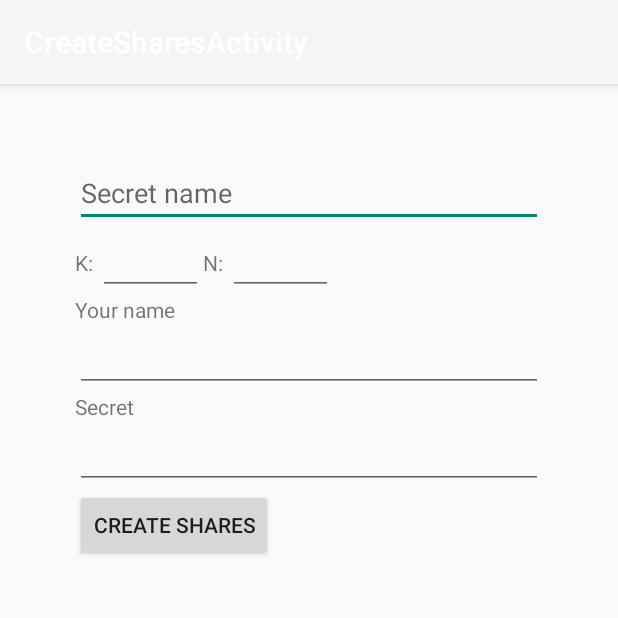
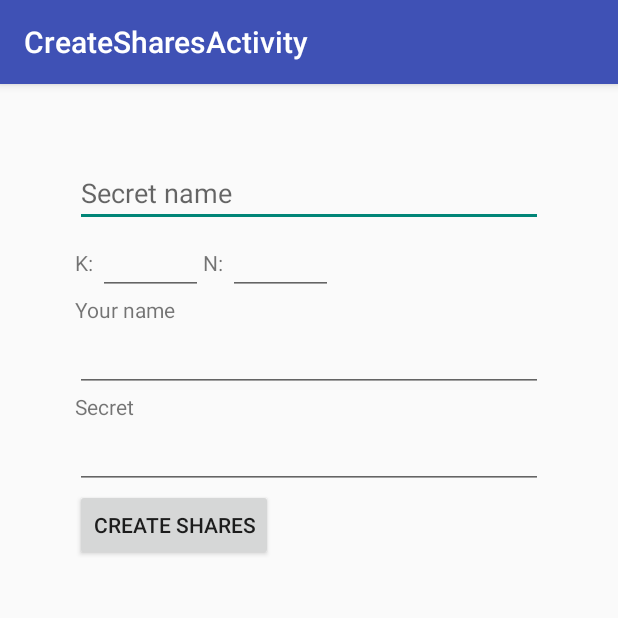
Before and after one commit to b-czaszynski/thresholdBC, an Android app: the CreateSharesActivity screen opened directly, with no data from a screen before it, on a phone screen of 412 x 824 dp, the top half of it. Run offline under Robolectric (Android 15) with nearby library versions, the light colour scheme and no system bars; 2 statements that could not run were skipped.

Commit message:
Fix color create shares activity

```diff
--- a/android/app/src/main/res/layout/activity_create_shares.xml
+++ b/android/app/src/main/res/layout/activity_create_shares.xml
@@ -15,7 +15,7 @@
             android:id="@+id/toolbar"
             android:layout_width="match_parent"
             android:layout_height="?attr/actionBarSize"
-            android:background="?attr/colorPrimary"
+            android:background="@color/colorPrimary"
             app:popupTheme="@style/PopupOverlay" />
 
     </android.support.design.widget.AppBarLayout>
```
